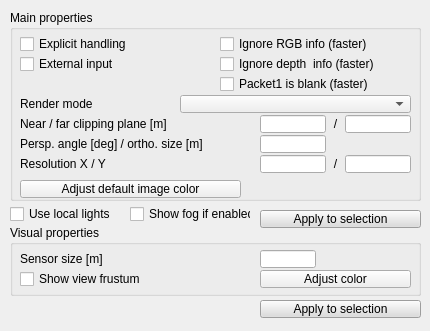
Old version of the form ui/qdlgvisionsensors.ui in the repository CoppeliaRobotics/coppeliaSimLib.
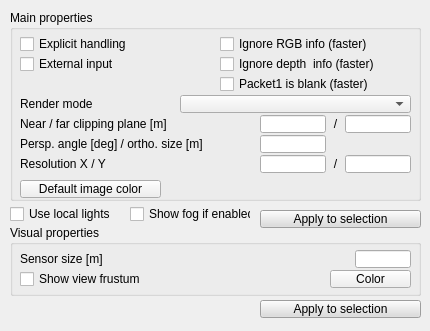
New version of the form.

Patch:
```diff
--- a/ui/qdlgvisionsensors.ui
+++ b/ui/qdlgvisionsensors.ui
@@ -189,7 +189,7 @@
      <rect>
       <x>10</x>
       <y>170</y>
-      <width>221</width>
+      <width>141</width>
       <height>18</height>
      </rect>
     </property>
@@ -197,7 +197,7 @@
      <enum>Qt::StrongFocus</enum>
     </property>
     <property name="text">
-     <string>Adjust default image color</string>
+     <string>Default image color</string>
     </property>
    </widget>
    <widget class="QCheckBox" name="qqIgnoreRGB">
@@ -290,9 +290,9 @@
    <widget class="QToolButton" name="qqCasingColor">
     <property name="geometry">
      <rect>
-      <x>250</x>
+      <x>320</x>
       <y>45</y>
-      <width>151</width>
+      <width>81</width>
       <height>18</height>
      </rect>
     </property>
@@ -300,7 +300,7 @@
      <enum>Qt::StrongFocus</enum>
     </property>
     <property name="text">
-     <string>Adjust color</string>
+     <string>Color</string>
     </property>
    </widget>
    <widget class="QCheckBox" name="qqShowVolume">
@@ -335,7 +335,7 @@
    <widget class="QLineEdit" name="qqSizeX">
     <property name="geometry">
      <rect>
-      <x>250</x>
+      <x>345</x>
       <y>25</y>
       <width>56</width>
       <height>18</height>
```
